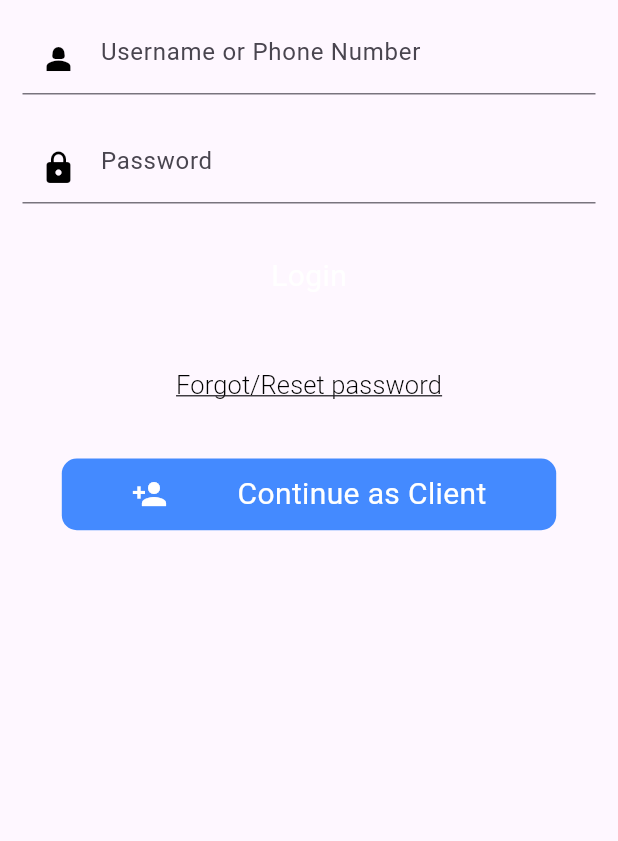
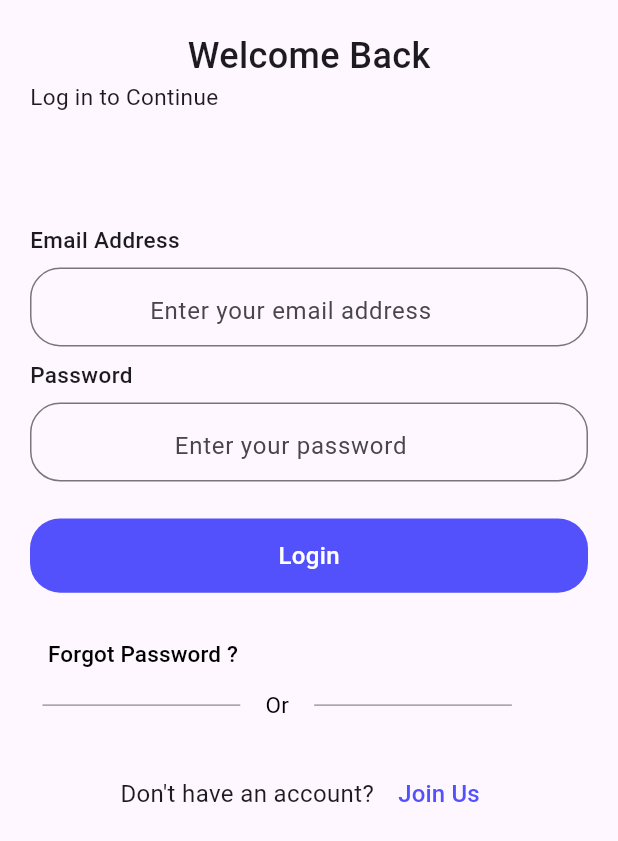
Before and after one commit to Ashisoma/yala, a Flutter app: the screen it shows after launch, on a phone screen of 412 x 824 dp. Shown: the top 841 px of the screen. Run offline on Flutter 3.47's test engine with Material 3 defaults, Android fonts, the phone set to English and light mode, and no system bars; our stand-ins replace flutter_otp_text_field, get.

Commit message:
feat: login ui and otp

```diff
--- a/lib/auth/login_screen.dart
+++ b/lib/auth/login_screen.dart
@@ -1,5 +1,8 @@
 import 'package:flutter/material.dart';
 import 'package:get/get.dart';
+import 'package:yala/auth/forgot_pass_screen.dart';
+import 'package:yala/auth/register_screen.dart';
+import 'package:yala/widgets/color.dart';
 
 class LoginScreen extends StatefulWidget {
   const LoginScreen({super.key});
@@ -9,126 +12,222 @@ class LoginScreen extends StatefulWidget {
 }
 
 class _LoginScreenState extends State<LoginScreen> {
+   TextEditingController passwordEditCtler = TextEditingController();
+   TextEditingController emailCtrler = TextEditingController();
+  bool checked = false;
+  bool _isHidden = false;
   @override
   Widget build(BuildContext context) {
     return Scaffold(
-      body: SingleChildScrollView(
+      body: SafeArea(
+        child: SingleChildScrollView(
           child: Container(
-        padding: const EdgeInsets.symmetric(vertical:15.0, horizontal: 15.0,),
+            margin: const EdgeInsets.symmetric(
+              vertical: 20,
+              horizontal: 20,
+            ),
             child: Column(
+              crossAxisAlignment: CrossAxisAlignment.start,
               children: [
-            Form(
-                          child: Column(
-                            children: [
-                              TextFormField(
-                                decoration: const InputDecoration(
-                                  hintText: 'Username or Phone Number',
-                                  prefixIcon: Icon(
-                                    Icons.person_2,
-                                    color: Colors.black,
+                const Center(
+                  child: Text(
+                    "Welcome Back",
+                    style: TextStyle(
+                      fontWeight: FontWeight.w500,
+                      fontSize: 24,
                     ),
                   ),
                 ),
-                              SizedBox(
-                                height:
-                                    MediaQuery.of(context).size.height * 0.03,
-                              ),
-                              TextFormField(
-                                decoration: const InputDecoration(
-                                  hintText: 'Password',
-                                  prefixIcon: Icon(
-                                    Icons.lock,
-                                    color: Colors.black,
-                                  ),
+                const Text(
+                  "Log in to Continue",
+                  style: TextStyle(
+                    fontWeight: FontWeight.w400,
+                    fontSize: 15,
                   ),
                 ),
                 SizedBox(
-                                height:
-                                    MediaQuery.of(context).size.height * 0.03,
+                  height: MediaQuery.of(context).size.height * 0.09,
                 ),
+                const Text(
+                  "Email Address",
+                  style: TextStyle(
+                    fontWeight: FontWeight.w500,
+                    fontSize: 15,
+                  ),
+                ),
+                SizedBox(
+                  height: MediaQuery.of(context).size.height * 0.01,
+                ),
+                TextField(
+      controller: emailCtrler,
+      textAlign: TextAlign.center,
+      decoration: InputDecoration(
+        contentPadding: const EdgeInsets.fromLTRB(20, 10, 20, 12),
+
+        hintText: "Enter your email address",
+        suffix: InkWell(
+          onTap: _togglePasswordView,
+          child:const  Icon(
+            Icons.email_outlined
+          ),
+        ),
+        border: OutlineInputBorder(
+          borderRadius: BorderRadius.circular(20.0),
+        ),
+        // labelText: 'Password',
+      ),
+    ),
+                SizedBox(
+                  height: MediaQuery.of(context).size.height * 0.01,
+                ),
+                const Text(
+                  "Password",
+                  style: TextStyle(
+                    fontWeight: FontWeight.w500,
+                    fontSize: 15,
+                  ),
+                ),
+                SizedBox(
+                  height: MediaQuery.of(context).size.height * 0.01,
+                ),
+                passwordField(),
+                SizedBox(
+                  height: MediaQuery.of(context).size.height * 0.03,
+                ),
+
                 GestureDetector(
+                  onTap: () {
+                    Navigator.of(context).push(
+                      MaterialPageRoute(
+                        builder: (BuildContext context) =>
+                            const HomeScreen(),
+                      ),
+                    );
+                  },
                   child: Container(
-                                  width:
-                                      MediaQuery.of(context).size.width * 0.8,
-                                  height: MediaQuery.of(context).size.height *
-                                      0.058,
+                    height: MediaQuery.of(context).size.height * 0.06,
                     decoration: BoxDecoration(
-                                    // color: ThemeColours.reddishClr,
-                                    borderRadius: BorderRadius.circular(10.0),
+                      borderRadius: BorderRadius.circular(20),
+                      color: MyColors.bluish_clr,
                     ),
                     child: const Center(
                       child: Text(
-                                      'Login',
+                        "Login",
                         style: TextStyle(
-                                        fontWeight: FontWeight.w400,
-                                        fontSize: 20.0,
+                            fontSize: 16,
                             color: Colors.white,
-                                      ),
+                            fontWeight: FontWeight.w500),
                       ),
                     ),
                   ),
                 ),
                 SizedBox(
-                                height:
-                                    MediaQuery.of(context).size.height * 0.03,
+                  height: MediaQuery.of(context).size.height * 0.02,
                 ),
-
                 TextButton(
-                                onPressed: () async {},
+                  onPressed: () {
+                    Navigator.of(context).push(
+                      MaterialPageRoute(
+                        builder: (BuildContext context) => const ForgotPasswScreen(),
+                      ),
+                    );
+                  },
                   child: const Text(
-                                  'Forgot/Reset password',
+                    "Forgot Password ?",
                     style: TextStyle(
-                                    decoration: TextDecoration.underline,
-                                    fontWeight: FontWeight.w300,
-                                    fontSize: 17.0,
-                                    color: Colors.black,
+                        fontWeight: FontWeight.w500,
+                        fontSize: 15,
+                        color: Colors.black),
                   ),
+                ),
+                SizedBox(
+                  width: MediaQuery.of(context).size.width * 0.8,
+                  child: Row(
+                    mainAxisAlignment: MainAxisAlignment.spaceAround,
+                    children: [
+                      Container(
+                        height: 1,
+                        color: Colors.grey,
+                        width: MediaQuery.of(context).size.width * 0.32,
+                      ),
+                      const Text(
+                        "Or",
+                        style: TextStyle(
+                            fontWeight: FontWeight.w400,
+                            fontSize: 15,
+                            color: Colors.black),
+                      ),
+                      Container(
+                        height: 1,
+                        color: Colors.grey,
+                        width: MediaQuery.of(context).size.width * 0.32,
+                      ),
+                    ],
+                  ),
+                ),
+                SizedBox(
+                  height: MediaQuery.of(context).size.height * 0.03,
+                ),
+                Row(
+                  mainAxisAlignment: MainAxisAlignment.center,
+                  children: [
+                    const Text(
+                      "Don't have an account? ",
+                      style: TextStyle(fontSize: 16),
+                    ),
+                    TextButton(
+                      onPressed: () {
+                        Navigator.of(context).push(
+                          MaterialPageRoute(
+                            builder: (BuildContext context) =>
+                                const RegisterScreen(),
+                          ),
+                        );
+                      },
+                      child: const Text(
+                        "Join Us",
+                        style:
+                            TextStyle(fontSize: 16, color: MyColors.begin_clr),
                       ),
                     ),
                   ],
                 ),
-                        ),
-
-
-
-
-                SizedBox(
-                  height: MediaQuery.of(context).size.height * 0.03,
-                ),
-                GestureDetector(
-                  child: Container(
-                    width: MediaQuery.of(context).size.width * 0.8,
-                    height: MediaQuery.of(context).size.height * 0.058,
-                    decoration: BoxDecoration(
-                      color: Colors.blueAccent,
-                      borderRadius: BorderRadius.circular(10.0),
-                    ),
-                    child: const Center(
-                      child: Row(
-                          mainAxisAlignment: MainAxisAlignment.spaceEvenly,
-                          children: [
-                            Icon(
-                              Icons.person_add,
-                              color: Colors.white,
-                            ),
-                            Text(
-                              'Continue as Client',
-                              style: TextStyle(
-                                fontWeight: FontWeight.w400,
-                                fontSize: 20.0,
-                                color: Colors.white,
-                              ),
-                            ),
-                          ]),
+              ],
             ),
           ),
         ),
-
-          ],
-        ),
-      ),
-
       ),
     );
   }
+
+  Widget passwordField() {
+    return TextField(
+      obscureText: _isHidden,
+      controller: passwordEditCtler,
+      textAlign: TextAlign.center,
+      decoration: InputDecoration(
+        contentPadding: const EdgeInsets.fromLTRB(20, 10, 20, 12),
+
+        hintText: "Enter your password",
+        suffix: InkWell(
+          onTap: _togglePasswordView,
+          child: Icon(
+            _isHidden
+                ? Icons.visibility_off_outlined
+                : Icons.visibility_outlined,
+          ),
+        ),
+        border: OutlineInputBorder(
+          borderRadius: BorderRadius.circular(20.0),
+        ),
+        // labelText: 'Password',
+      ),
+    );
   }
+
+  void _togglePasswordView() {
+    setState(() {
+      _isHidden = !_isHidden;
+    });
+  }
+}
--- /dev/null
+++ b/lib/widgets/color.dart
@@ -0,0 +1,11 @@
+import 'package:flutter/widgets.dart';
+
+class MyColors {
+  static const bluish_clr = Color(0xff5351FB);
+  static const dark_bluish_clr = Color(0xff070840);
+  static const red_clr = Color(0xffE00E0E);
+  static const begin_clr = Color(0xff5351FB);
+  static const end_clr = Color.fromARGB(255, 128, 127, 237);
+  static const back_end_clr = Color.fromARGB(255, 178, 177, 221);
+
+}
--- a/pubspec.yaml
+++ b/pubspec.yaml
@@ -37,6 +37,8 @@ dependencies:
   cupertino_icons: ^1.0.2
   flutter_native_splash: ^2.3.7
   get: any
+  flutter_otp_text_field: ^1.1.0+2
+
 
 
 dev_dependencies:
```
Also changed, not shown: lib/auth/otp_screen.dart (+133 -0 lines), lib/auth/register_screen.dart (+125 -0 lines), lib/auth/verfied_otp_screen.dart (added, +86 -0 lines), lib/screens/home_screen.dart (+15 -0 lines), images/verified.png (added), pubspec.lock. Lines whose indentation alone changed are shown as unchanged.
